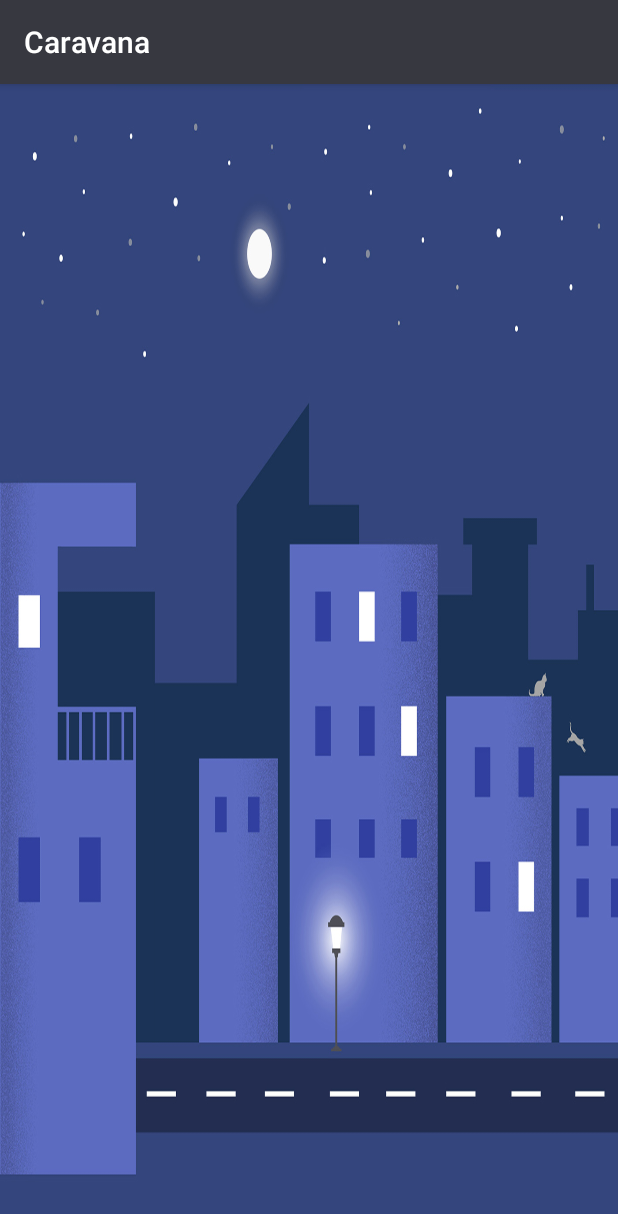
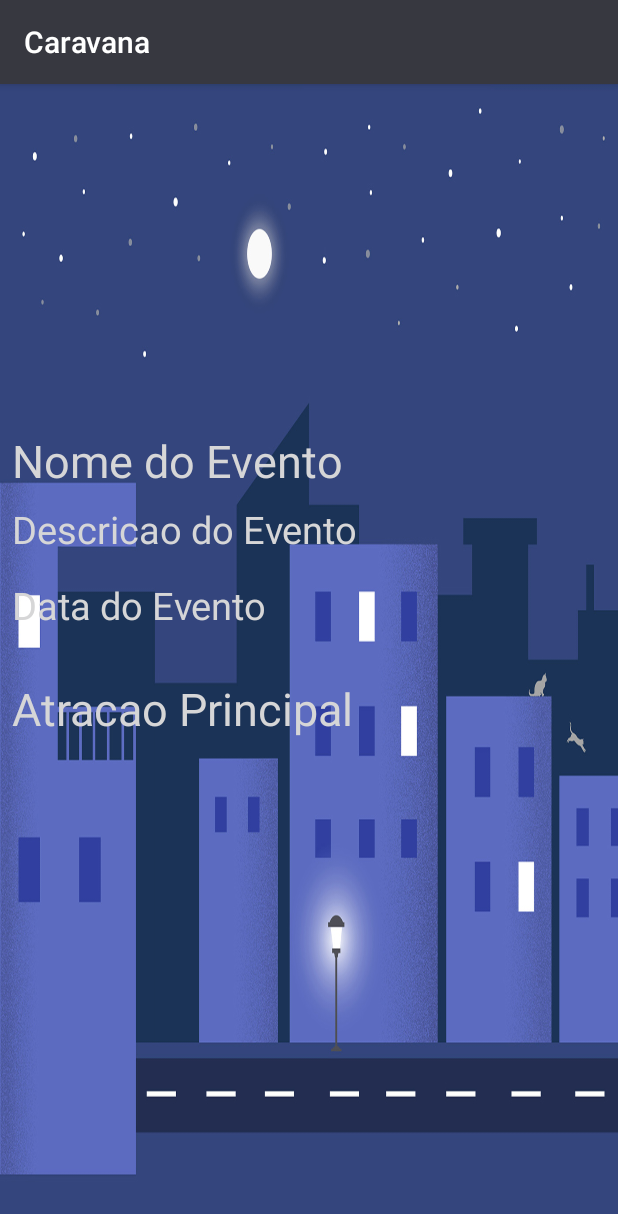
Before and after one commit to caravanaiesb/Iesb.PI, an Android app: the EventDetails screen opened directly, with no data from a screen before it, on a phone screen of 412 x 824 dp. Shown: the top 1214 px of the screen. Run offline under Robolectric (Android 15) with nearby library versions, the phone set to English and light mode, and no system bars; our stand-ins replace Firebase (no records; nobody signed in at launch, a user with empty details on screens opened directly); 7 statements that could not run were skipped.

Commit message:
Event Details OK

```diff
--- a/app/src/main/java/br/pi/iesb/EventDetails.java
+++ b/app/src/main/java/br/pi/iesb/EventDetails.java
@@ -6,20 +6,32 @@ import android.support.annotation.NonNull;
 import android.support.constraint.solver.widgets.Rectangle;
 import android.support.v7.app.AppCompatActivity;
 import android.os.Bundle;
+import android.util.Log;
 import android.widget.ImageView;
 import android.widget.TextView;
 
 import com.bumptech.glide.Glide;
 import com.google.android.gms.tasks.OnFailureListener;
 import com.google.android.gms.tasks.OnSuccessListener;
+import com.google.firebase.database.DataSnapshot;
+import com.google.firebase.database.DatabaseError;
+import com.google.firebase.database.DatabaseReference;
+import com.google.firebase.database.FirebaseDatabase;
+import com.google.firebase.database.ValueEventListener;
 import com.google.firebase.storage.FirebaseStorage;
 import com.google.firebase.storage.StorageReference;
 
 import java.io.ByteArrayOutputStream;
+import java.util.ArrayList;
+import java.util.List;
 
 public class EventDetails extends AppCompatActivity {
     private ImageView imgEvento;
-    private TextView nomeEventView;
+    private TextView nomeEventView,descricaoEvento,atracaoEvento,dataEvento;
+    private DatabaseReference databaseReference;
+    private FirebaseDatabase firebaseDatabase;
+    private List<Evento> eventosLista = new ArrayList<>();
+
     @Override
     protected void onCreate(Bundle savedInstanceState) {
         super.onCreate(savedInstanceState);
@@ -29,40 +41,53 @@ public class EventDetails extends AppCompatActivity {
     }
 
     private void exibirDados() {
-        String txtNome=getIntent().getStringExtra("key");
+        firebaseDatabase = FirebaseDatabase.getInstance();
+        databaseReference = firebaseDatabase.getReference("Eventos");
+        final String posicao = getIntent().getStringExtra("key");
+        databaseReference.addValueEventListener(new ValueEventListener() {
+            @Override
+            public void onDataChange(@NonNull DataSnapshot dataSnapshot) {
+                eventosLista.clear();
+                for(DataSnapshot snap : dataSnapshot.getChildren()){
+                    Evento a =snap.getValue(Evento.class);
+                    Log.d("Eventos",a.toString());
+                    eventosLista.add(a);
+                }
+                if ( eventosLista == null){
+
+                }else
+                {
+                    Evento x = eventosLista.get(Integer.parseInt(posicao));
+                    nomeEventView.setText(x.getTxtNomeEvento());
+                    descricaoEvento.setText(x.getTxtTipoEvento());
+                    dataEvento.setText(x.getTxtDataEvento());
+                    atracaoEvento.setText(x.getTxtAtracaoPrincipal());
+
                     FirebaseStorage storage = FirebaseStorage.getInstance();
-        StorageReference ref = storage.getReference().child("Eventos/"+txtNome);
+                    StorageReference ref = storage.getReference().child("Eventos/"+x.getTxtNomeEvento() );
+
+
 
                     final long FIVE_MEGABYTE = 5120 * 1024;
                     ref.getBytes(FIVE_MEGABYTE).addOnSuccessListener(new OnSuccessListener<byte[]>() {
                         @Override
                         public void onSuccess(byte[] bytes) {
-
-                int newWidth= 369;
-                int newHeight= 144;
-                    // PNG has not losses, it just ignores this field when compressing
+                            int newWidth= imgEvento.getWidth();
+                            int newHeight= imgEvento.getHeight();
                             final int COMPRESS_QUALITY = 0;
 
-                    // Get the bitmap from byte array since, the bitmap has the the resize function
                             Bitmap bitmapImage = (BitmapFactory.decodeByteArray(bytes, 0, bytes.length));
 
-                    // New bitmap with the correct size, may not return a null object
                             Bitmap mutableBitmapImage = Bitmap.createScaledBitmap(bitmapImage,newWidth, newHeight, false);
 
-                    // Get the byte array from tbe bitmap to be returned
                             ByteArrayOutputStream outputStream = new ByteArrayOutputStream();
                             mutableBitmapImage.compress(Bitmap.CompressFormat.PNG, 0 , outputStream);
 
                             if (mutableBitmapImage != bitmapImage) {
                                 mutableBitmapImage.recycle();
-                    } // else they are the same, just recycle once
-
+                            }
                             bitmapImage.recycle();
-
                             Glide.with(EventDetails.this).load(outputStream.toByteArray()).into(imgEvento);
-
-
-
 
                             // Data for "images/island.jpg" is returns, use this as needed
 
@@ -74,16 +99,23 @@ public class EventDetails extends AppCompatActivity {
                             // Handle any errors
                         }
                     });
+                }
+            }
 
-        nomeEventView.setText(txtNome);
+                @Override
+            public void onCancelled(@NonNull DatabaseError databaseError) {
 
-
+            }
+        });
 
     }
 
     private void inicializaComponentes() {
         nomeEventView = (TextView) findViewById(R.id.nomeEventView);
         imgEvento = (ImageView) findViewById(R.id.imgEvento);
+        dataEvento = (TextView) findViewById(R.id.dataEvento);
+        descricaoEvento = (TextView) findViewById(R.id.tipoEvento);
+        atracaoEvento = (TextView) findViewById(R.id.atracaoEvento);
 
 
     }
--- a/app/src/main/java/br/pi/iesb/FeedeventActivity.java
+++ b/app/src/main/java/br/pi/iesb/FeedeventActivity.java
@@ -137,7 +137,6 @@ public class FeedeventActivity extends AppCompatActivity {
             ref.getBytes(FIVE_MEGABYTE).addOnSuccessListener(new OnSuccessListener<byte[]>() {
                 @Override
                 public void onSuccess(byte[] bytes) {
-                    // Data for "images/island.jpg" is returns, use this as needed
                     Glide.with(FeedeventActivity.this).load(bytes).into(holder.circleImg);
                 }
             }).addOnFailureListener(new OnFailureListener() {
@@ -157,7 +156,8 @@ public class FeedeventActivity extends AppCompatActivity {
                 public void onClick(View view) {
                     int clickPosition = (int) view.getTag();
                     Intent z = new Intent(FeedeventActivity.this,EventDetails.class);
-                    z.putExtra("key",model.getTxtNomeEvento());
+                    String clickposi = String.valueOf(clickPosition);
+                    z.putExtra("key",clickposi);
                     startActivity(z);
 
                     Toast.makeText(FeedeventActivity.this, "posicao " + clickPosition, Toast.LENGTH_SHORT).show();
--- a/app/src/main/res/layout/activity_event_details.xml
+++ b/app/src/main/res/layout/activity_event_details.xml
@@ -16,8 +16,8 @@
 
     <ImageView
         android:id="@+id/imgEvento"
-        android:layout_width="369dp"
-        android:layout_height="144dp"
+        android:layout_width="0dp"
+        android:layout_height="0dp"
         app:layout_constraintBottom_toTopOf="@+id/guideline10"
         app:layout_constraintEnd_toEndOf="parent"
         app:layout_constraintStart_toStartOf="parent"
@@ -31,17 +31,49 @@
         app:layout_constraintGuide_percent="0.3" />
 
     <TextView
+        android:id="@+id/atracaoEvento"
+        android:layout_width="0dp"
+        android:layout_height="wrap_content"
+        android:layout_marginStart="8dp"
+        android:layout_marginTop="8dp"
+        android:layout_marginEnd="8dp"
+        android:layout_marginBottom="8dp"
+        android:text="Atracao Principal"
+        android:textColor="@color/com_facebook_button_background_color_focused"
+        android:textSize="30sp"
+        app:layout_constraintBottom_toTopOf="@+id/guideline14"
+        app:layout_constraintEnd_toEndOf="parent"
+        app:layout_constraintHorizontal_bias="0.0"
+        app:layout_constraintStart_toStartOf="parent"
+        app:layout_constraintTop_toBottomOf="@+id/dataEvento"
+        app:layout_constraintVertical_bias="0.137" />
+
+    <TextView
+        android:id="@+id/tipoEvento"
+        android:layout_width="0dp"
+        android:layout_height="wrap_content"
+        android:layout_marginStart="8dp"
+        android:layout_marginTop="8dp"
+        android:layout_marginEnd="8dp"
+        android:text="Descricao do Evento"
+        android:textColor="@color/com_facebook_button_background_color_focused"
+        android:textSize="25sp"
+        app:layout_constraintEnd_toEndOf="parent"
+        app:layout_constraintHorizontal_bias="0.0"
+        app:layout_constraintStart_toStartOf="parent"
+        app:layout_constraintTop_toBottomOf="@+id/nomeEventView" />
+
+    <TextView
         android:id="@+id/nomeEventView"
         android:layout_width="0dp"
         android:layout_height="wrap_content"
         android:layout_marginStart="8dp"
         android:layout_marginEnd="8dp"
-        android:layout_marginBottom="8dp"
         android:text="Nome do Evento"
         android:textColor="@color/com_facebook_button_background_color_focused"
         android:textSize="30sp"
-        app:layout_constraintBottom_toTopOf="@+id/guideline14"
         app:layout_constraintEnd_toEndOf="parent"
+        app:layout_constraintHorizontal_bias="1.0"
         app:layout_constraintStart_toStartOf="parent"
         app:layout_constraintTop_toBottomOf="@+id/imgEvento" />
 
@@ -50,6 +82,22 @@
         android:layout_width="wrap_content"
         android:layout_height="wrap_content"
         android:orientation="horizontal"
-        app:layout_constraintGuide_percent="0.6" />
+        app:layout_constraintGuide_percent="0.77" />
+
+    <TextView
+        android:id="@+id/dataEvento"
+        android:layout_width="0dp"
+        android:layout_height="wrap_content"
+        android:layout_marginStart="8dp"
+        android:layout_marginTop="16dp"
+        android:layout_marginEnd="8dp"
+        android:ems="10"
+        android:text="Data do Evento"
+        android:textColor="@color/com_facebook_button_background_color_focused"
+        android:textSize="25sp"
+        app:layout_constraintEnd_toEndOf="parent"
+        app:layout_constraintHorizontal_bias="0.0"
+        app:layout_constraintStart_toStartOf="parent"
+        app:layout_constraintTop_toBottomOf="@+id/tipoEvento" />
 </android.support.constraint.ConstraintLayout>
 </LinearLayout>
--- a/app/src/main/res/layout/content_cadastroevento.xml
+++ b/app/src/main/res/layout/content_cadastroevento.xml
@@ -42,7 +42,7 @@
         android:layout_height="wrap_content"
         android:layout_marginTop="8dp"
         android:layout_marginEnd="8dp"
-        android:text="@string/tipo_de_evento"
+        android:text="Descricao do Evento"
         android:textColor="@color/com_facebook_button_background_color_focused"
         android:textStyle="bold"
         app:layout_constraintEnd_toEndOf="@+id/txtNomeEvento"
@@ -55,7 +55,7 @@
         android:layout_height="48dp"
         android:background="@color/com_facebook_button_background_color_focused"
         android:ems="10"
-        android:hint="@string/tipo_de_evento"
+        android:hint="Descricao do Evento"
         android:inputType="textPersonName"
         app:layout_constraintEnd_toEndOf="@+id/textView3"
         app:layout_constraintStart_toStartOf="@+id/textView3"
```
Lines whose indentation alone changed are shown as unchanged.
